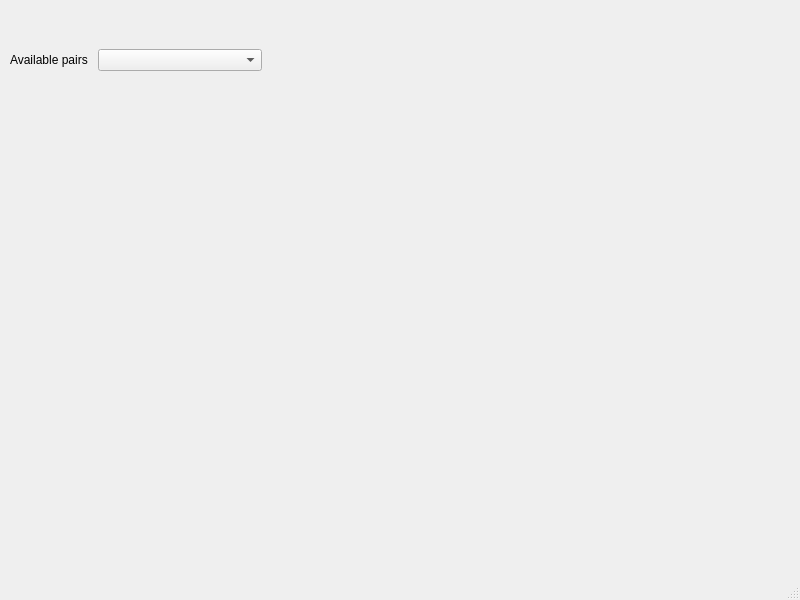
Above: main.ui from jcorriveau23/crypto-bot before the change. Below: the same form after it.
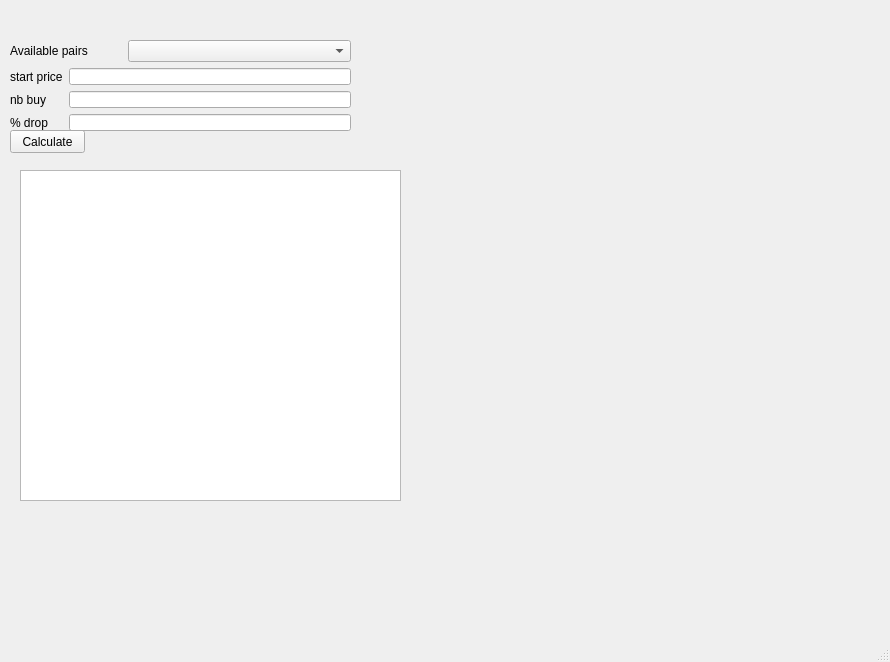
That is the form after the change.

```diff
--- a/main.ui
+++ b/main.ui
@@ -6,23 +6,48 @@
    <rect>
     <x>0</x>
     <y>0</y>
-    <width>800</width>
-    <height>600</height>
+    <width>890</width>
+    <height>662</height>
    </rect>
   </property>
   <property name="windowTitle">
    <string>MainWindow</string>
   </property>
   <widget class="QWidget" name="centralwidget">
+   <widget class="QTableWidget" name="tableWidget">
+    <property name="geometry">
+     <rect>
+      <x>20</x>
+      <y>170</y>
+      <width>381</width>
+      <height>331</height>
+     </rect>
+    </property>
+   </widget>
+   <widget class="QPushButton" name="calculate_button">
+    <property name="geometry">
+     <rect>
+      <x>10</x>
+      <y>130</y>
+      <width>75</width>
+      <height>23</height>
+     </rect>
+    </property>
+    <property name="text">
+     <string>Calculate</string>
+    </property>
+   </widget>
    <widget class="QWidget" name="">
     <property name="geometry">
      <rect>
       <x>10</x>
       <y>40</y>
-      <width>252</width>
-      <height>41</height>
+      <width>341</width>
+      <height>91</height>
      </rect>
     </property>
+    <layout class="QGridLayout" name="gridLayout_3">
+     <item row="0" column="0">
     <layout class="QGridLayout" name="gridLayout">
      <item row="0" column="1" colspan="2">
       <widget class="QComboBox" name="pair_comboBox"/>
@@ -35,6 +60,42 @@
       </widget>
      </item>
     </layout>
+     </item>
+     <item row="1" column="0">
+      <layout class="QGridLayout" name="gridLayout_2">
+       <item row="0" column="0">
+        <widget class="QLabel" name="label_2">
+         <property name="text">
+          <string>start price</string>
+         </property>
+        </widget>
+       </item>
+       <item row="0" column="1">
+        <widget class="QLineEdit" name="start_price_text_input"/>
+       </item>
+       <item row="1" column="0">
+        <widget class="QLabel" name="label_3">
+         <property name="text">
+          <string>nb buy</string>
+         </property>
+        </widget>
+       </item>
+       <item row="1" column="1">
+        <widget class="QLineEdit" name="nb_buy_text_input"/>
+       </item>
+       <item row="2" column="0">
+        <widget class="QLabel" name="label_4">
+         <property name="text">
+          <string>% drop</string>
+         </property>
+        </widget>
+       </item>
+       <item row="2" column="1">
+        <widget class="QLineEdit" name="drop_poucent_text_input"/>
+       </item>
+      </layout>
+     </item>
+    </layout>
    </widget>
   </widget>
   <widget class="QMenuBar" name="menubar">
```
Left out of the diff: 2 changed lines with no effect on the pictures. Lines whose indentation alone changed are shown as unchanged.
